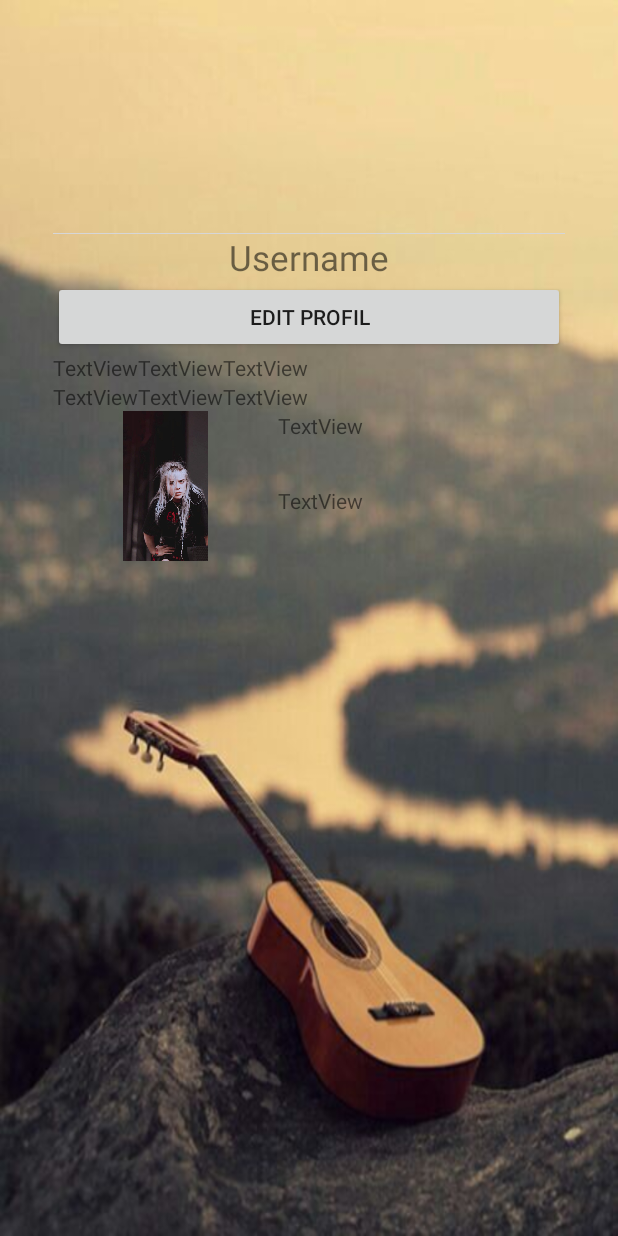
After one commit to farahfitriavidaa/tubesandroid, an Android app: the layout profil.xml on its own in the app's theme, with its tools: preview values and no code run, on a phone screen of 412 x 824 dp. The commit adds this screen. Run offline under Robolectric (Android 15) with nearby library versions, the phone set to English and light mode, and no system bars.

Commit message:
halaman profil

```diff
--- a/app/src/main/java/id/ac/telkomuniversity/vsi3f4/tubesandroid/MainActivity.java
+++ b/app/src/main/java/id/ac/telkomuniversity/vsi3f4/tubesandroid/MainActivity.java
@@ -59,14 +59,14 @@ public class MainActivity extends AppCompatActivity {
             }
         });
 
-        pindahFavorit = findViewById(R.id.button3);
-        pindahFavorit.setOnClickListener(new View.OnClickListener() {
-            @Override
-            public void onClick(View view) {
-                Intent intent = new Intent(MainActivity.this, Favorit.class);
-                startActivity(intent);
-            }
-        });
+//        pindahFavorit = findViewById(R.id.button3);
+//        pindahFavorit.setOnClickListener(new View.OnClickListener() {
+//            @Override
+//            public void onClick(View view) {
+//                Intent intent = new Intent(MainActivity.this, Favorit.class);
+//                startActivity(intent);
+//            }
+//        });
     }
 
     public void RefreshList() {
--- /dev/null
+++ b/app/src/main/java/id/ac/telkomuniversity/vsi3f4/tubesandroid/Profil.java
@@ -0,0 +1,11 @@
+package id.ac.telkomuniversity.vsi3f4.tubesandroid;
+
+import android.app.Activity;
+import android.os.Bundle;
+
+public class Profil extends Activity {
+
+    protected void onCreate(Bundle savedInstanceState) {
+        super.onCreate(savedInstanceState);
+        setContentView(R.layout.profil);
+}
--- a/app/src/main/res/layout/activity_main.xml
+++ b/app/src/main/res/layout/activity_main.xml
@@ -37,4 +37,10 @@
         app:layout_constraintStart_toStartOf="parent"
         app:layout_constraintTop_toTopOf="@+id/button1" />
 
+    <ListView
+        android:id="@+id/listView01"
+        android:layout_width="match_parent"
+        android:layout_height="match_parent"
+        tools:layout_editor_absoluteX="90dp"
+        tools:layout_editor_absoluteY="27dp"/>
 </androidx.constraintlayout.widget.ConstraintLayout>
--- /dev/null
+++ b/app/src/main/res/layout/profil.xml
@@ -0,0 +1,139 @@
+<?xml version="1.0" encoding="utf-8"?>
+<androidx.constraintlayout.widget.ConstraintLayout xmlns:android="http://schemas.android.com/apk/res/android"
+    xmlns:app="http://schemas.android.com/apk/res-auto"
+    android:layout_width="match_parent"
+    android:layout_height="match_parent"
+    xmlns:tools="http://schemas.android.com/tools"
+    tools:context=".Profil">
+
+    <LinearLayout
+        android:layout_width="match_parent"
+        android:layout_height="match_parent"
+        android:orientation="horizontal"
+        android:background="@drawable/awal">
+
+        <LinearLayout
+            android:layout_width="match_parent"
+            android:layout_height="match_parent"
+            android:orientation="vertical"
+            android:padding="35dp">
+
+            <Space
+                android:layout_width="match_parent"
+                android:layout_height="120dp" />
+
+            <ImageView
+                android:id="@+id/imageView2"
+                android:layout_width="match_parent"
+                android:layout_height="wrap_content"
+                tools:srcCompat="@tools:sample/avatars"
+                />
+
+            <TextView
+                android:id="@+id/textView"
+                android:layout_width="match_parent"
+                android:layout_height="wrap_content"
+                android:text="Username"
+                android:textSize="23dp"
+                android:textAlignment="center"/>
+
+            <Button
+                android:id="@+id/button"
+                android:layout_width="match_parent"
+                android:layout_height="wrap_content"
+                android:text="Edit Profil" />
+
+            <LinearLayout
+                android:layout_width="match_parent"
+                android:layout_height="wrap_content"
+                android:orientation="horizontal">
+
+                <LinearLayout
+                    android:layout_width="wrap_content"
+                    android:layout_height="match_parent"
+                    android:orientation="vertical">
+
+                    <TextView
+                        android:id="@+id/textView2"
+                        android:layout_width="match_parent"
+                        android:layout_height="wrap_content"
+                        android:text="TextView" />
+
+                    <TextView
+                        android:id="@+id/textView3"
+                        android:layout_width="match_parent"
+                        android:layout_height="wrap_content"
+                        android:text="TextView" />
+                </LinearLayout>
+
+                <LinearLayout
+                    android:layout_width="wrap_content"
+                    android:layout_height="match_parent"
+                    android:orientation="vertical">
+
+                    <TextView
+                        android:id="@+id/textView2"
+                        android:layout_width="match_parent"
+                        android:layout_height="wrap_content"
+                        android:text="TextView" />
+
+                    <TextView
+                        android:id="@+id/textView3"
+                        android:layout_width="match_parent"
+                        android:layout_height="wrap_content"
+                        android:text="TextView" />
+                </LinearLayout>
+
+                <LinearLayout
+                    android:layout_width="wrap_content"
+                    android:layout_height="match_parent"
+                    android:orientation="vertical">
+
+                    <TextView
+                        android:id="@+id/textView2"
+                        android:layout_width="match_parent"
+                        android:layout_height="wrap_content"
+                        android:text="TextView" />
+
+                    <TextView
+                        android:id="@+id/textView3"
+                        android:layout_width="match_parent"
+                        android:layout_height="wrap_content"
+                        android:text="TextView" />
+                </LinearLayout>
+            </LinearLayout>
+
+            <LinearLayout
+                android:layout_width="match_parent"
+                android:layout_height="100dp"
+                android:orientation="horizontal">
+
+                <ImageView
+                    android:id="@+id/imageView3"
+                    android:layout_width="150dp"
+                    android:layout_height="wrap_content"
+                    app:srcCompat="@drawable/play_musik" />
+
+                <LinearLayout
+                    android:layout_width="match_parent"
+                    android:layout_height="match_parent"
+                    android:orientation="vertical">
+
+                    <TextView
+                        android:id="@+id/textView4"
+                        android:layout_width="wrap_content"
+                        android:layout_height="wrap_content"
+                        android:layout_weight="1"
+                        android:text="TextView" />
+
+                    <TextView
+                        android:id="@+id/textView5"
+                        android:layout_width="wrap_content"
+                        android:layout_height="wrap_content"
+                        android:layout_weight="1"
+                        android:text="TextView" />
+                </LinearLayout>
+            </LinearLayout>
+        </LinearLayout>
+    </LinearLayout>
+</androidx.constraintlayout.widget.ConstraintLayout>
--- a/app/src/main/res/layout/registrasi.xml
+++ b/app/src/main/res/layout/registrasi.xml
@@ -41,6 +41,7 @@
                 android:layout_height="35dp" />
 
             <EditText
+                android:id="@+id/email"
                 android:layout_width="match_parent"
                 android:layout_height="wrap_content"
                 android:text="Email" />
@@ -50,6 +51,7 @@
                 android:layout_height="10dp" />
 
             <EditText
+                android:id="@+id/username"
                 android:layout_width="match_parent"
                 android:layout_height="wrap_content"
                 android:text="Username" />
@@ -59,6 +61,7 @@
                 android:layout_height="10dp" />
 
             <EditText
+                android:id="@+id/password"
                 android:layout_width="match_parent"
                 android:layout_height="wrap_content"
                 android:text="Password" />
```
